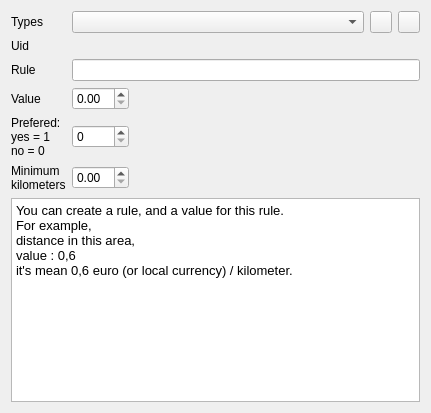
Above: plugins/accountplugin/preferences/distancerulespage.ui from FreeHealth/freehealth before the change. Below: the same form after it.
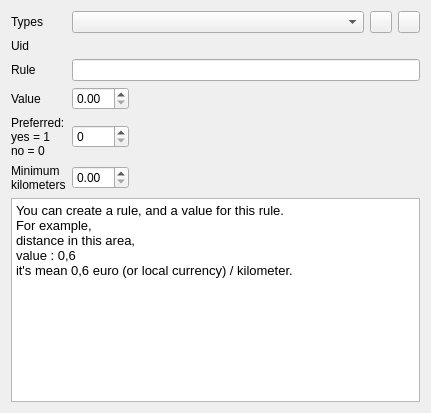
That is the form after the change.

The edit to the form file:
```diff
--- a/plugins/accountplugin/preferences/distancerulespage.ui
+++ b/plugins/accountplugin/preferences/distancerulespage.ui
@@ -151,7 +151,7 @@
    <item row="4" column="0">
     <widget class="QLabel" name="preferedLabel">
      <property name="text">
-      <string>Prefered: 
+      <string>Preferred: 
 yes = 1
 no = 0</string>
      </property>
```
